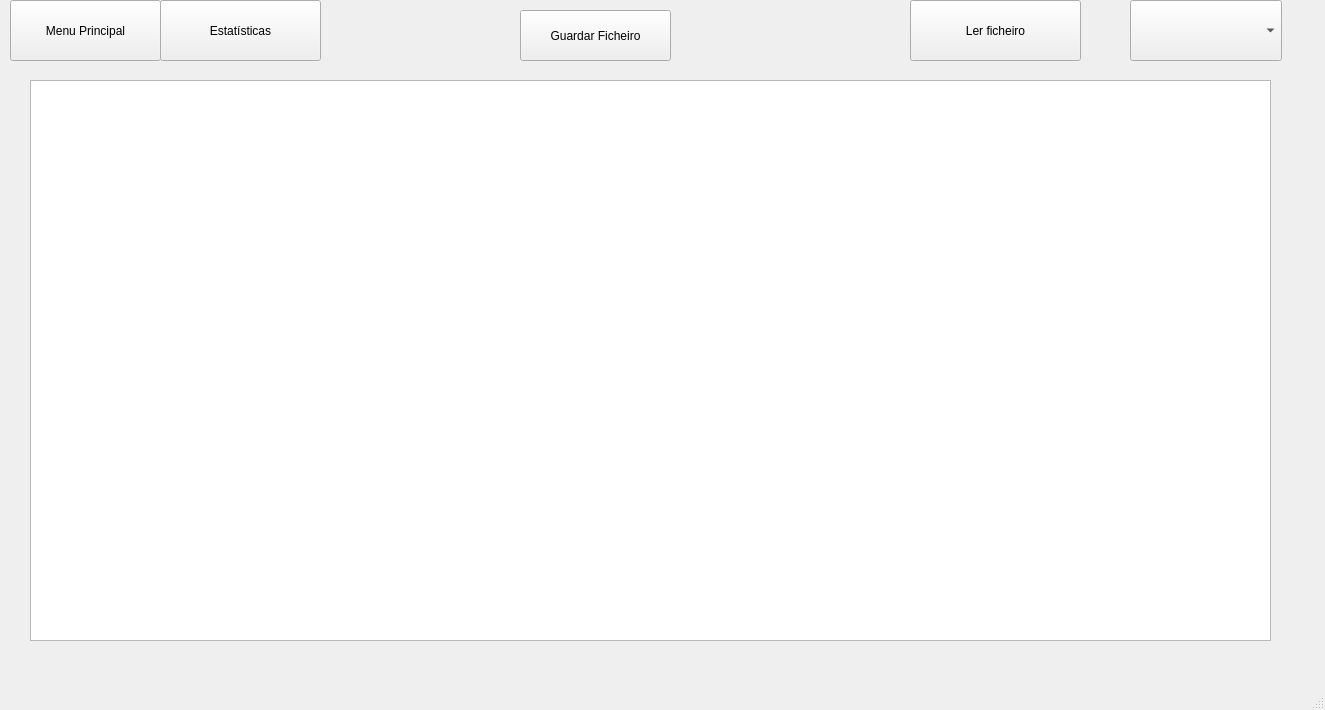
This is FSIPLeiria/mainwindow.ui in tatianascgil/Projeto_Informatico_Formula_Student_Barramento_CAN as Qt 5 draws it before an edit. The edited form follows.
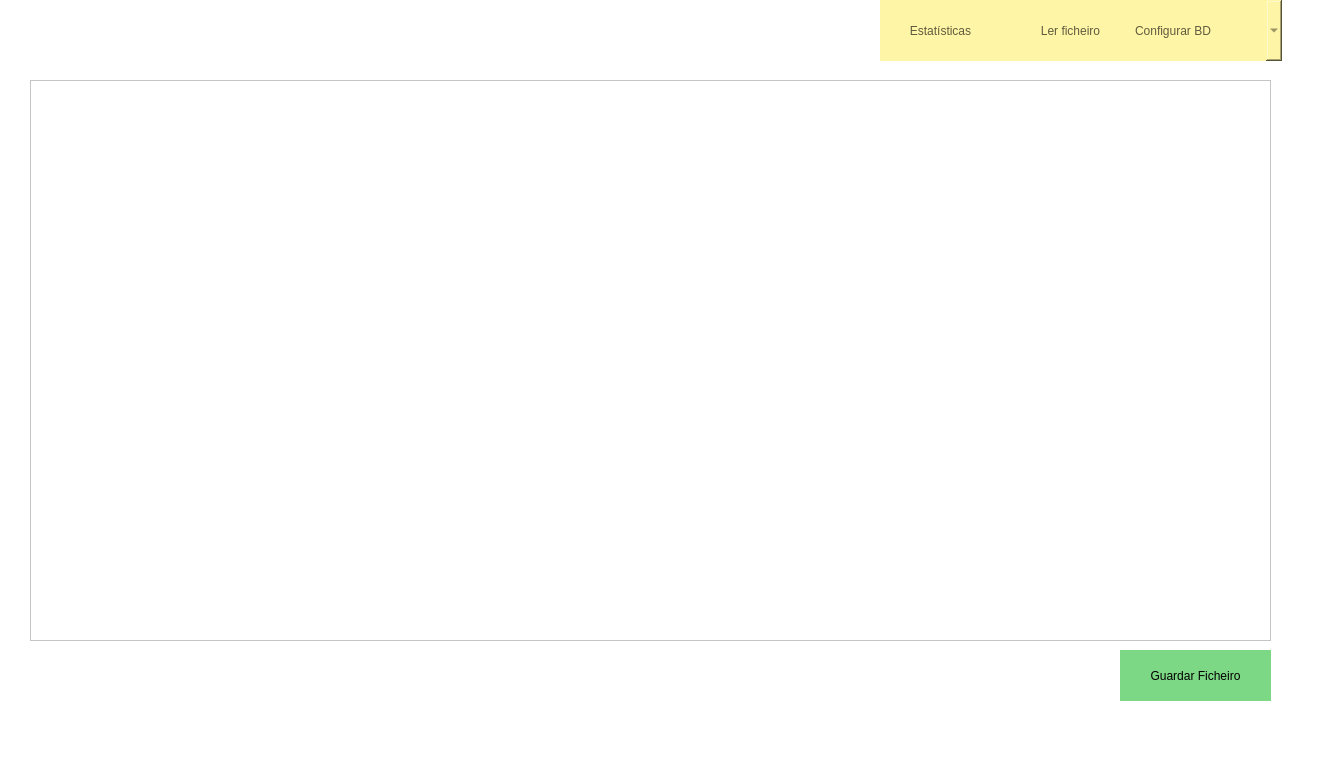
This is the edited form.

The edit to the form file:
```diff
--- a/FSIPLeiria/mainwindow.ui
+++ b/FSIPLeiria/mainwindow.ui
@@ -6,61 +6,80 @@
    <rect>
     <x>0</x>
     <y>0</y>
-    <width>1325</width>
-    <height>710</height>
+    <width>1331</width>
+    <height>758</height>
    </rect>
   </property>
   <property name="cursor">
    <cursorShape>ArrowCursor</cursorShape>
   </property>
   <property name="windowTitle">
-   <string>MainWindow</string>
+   <string>FSLeiria</string>
+  </property>
+  <property name="styleSheet">
+   <string notr="true">background:white</string>
   </property>
   <widget class="QWidget" name="centralwidget">
    <widget class="QPushButton" name="btnReadFile">
     <property name="geometry">
      <rect>
-      <x>910</x>
+      <x>1000</x>
       <y>0</y>
-      <width>171</width>
+      <width>141</width>
       <height>61</height>
      </rect>
     </property>
     <property name="cursor">
      <cursorShape>PointingHandCursor</cursorShape>
     </property>
+    <property name="styleSheet">
+     <string notr="true">QPushButton{
+	background-color:rgb(255, 245, 166);
+	border:none;
+	color:rgb(95, 91, 61);
+	border -bottom: 5px solid rgb(162, 155, 105)
+}
+QPushButton:hover{
+	background-color:rgb(229, 217, 150);
+	border-bottom: 5px solid rgb(162, 155, 105)
+}
+QPushButton:pressed {
+	background-color:rgb(255, 242, 165);
+	border-bottom: 5px solid rgb(162, 155, 105)
+}</string>
+    </property>
     <property name="text">
      <string>Ler ficheiro</string>
     </property>
    </widget>
-   <widget class="QPushButton" name="btnMenu">
-    <property name="geometry">
-     <rect>
-      <x>10</x>
-      <y>0</y>
-      <width>151</width>
-      <height>61</height>
-     </rect>
-    </property>
-    <property name="cursor">
-     <cursorShape>PointingHandCursor</cursorShape>
-    </property>
-    <property name="text">
-     <string>Menu Principal</string>
-    </property>
-   </widget>
    <widget class="QPushButton" name="btnStat">
     <property name="geometry">
      <rect>
-      <x>160</x>
+      <x>880</x>
       <y>0</y>
-      <width>161</width>
+      <width>121</width>
       <height>61</height>
      </rect>
     </property>
     <property name="cursor">
      <cursorShape>PointingHandCursor</cursorShape>
     </property>
+    <property name="styleSheet">
+     <string notr="true">QPushButton{
+	background-color:rgb(255, 245, 166);
+	border:none;
+	color:rgb(95, 91, 61);
+	border -bottom: 5px solid rgb(162, 155, 105)
+}
+QPushButton:hover{
+	background-color:rgb(229, 217, 150);
+	border-bottom: 5px solid rgb(162, 155, 105)
+}
+QPushButton:pressed {
+	background-color:rgb(255, 242, 165);
+	border-bottom: 5px solid rgb(162, 155, 105)
+}</string>
+    </property>
     <property name="text">
      <string>Estatísticas</string>
     </property>
@@ -78,21 +97,32 @@
      <cursorShape>PointingHandCursor</cursorShape>
     </property>
     <property name="styleSheet">
-     <string notr="true">Qbuton{
-text-align:center}</string>
+     <string notr="true">
+	background-color:rgb(255, 245, 166);
+	border:none;
+	color:rgb(95, 91, 61);
+	border -left: 1px solid rgb(162, 155, 105);
+	border -right: 1px solid rgb(162, 155, 105);
+	border -bottom: 5px solid rgb(162, 155, 105);</string>
+    </property>
+    <property name="currentText">
+     <string>Configurar BD</string>
     </property>
     <property name="currentIndex">
-     <number>-1</number>
+     <number>0</number>
+    </property>
+    <property name="maxCount">
+     <number>2147483634</number>
     </property>
     <property name="placeholderText">
-     <string>          Criar Ficheiro</string>
+     <string>Configurar</string>
     </property>
     <property name="duplicatesEnabled">
      <bool>true</bool>
     </property>
     <item>
      <property name="text">
-      <string>Criar Modulo</string>
+      <string>Configurar BD</string>
      </property>
     </item>
     <item>
@@ -117,8 +147,8 @@
     </property>
     <property name="geometry">
      <rect>
-      <x>520</x>
-      <y>10</y>
+      <x>1120</x>
+      <y>650</y>
       <width>151</width>
       <height>51</height>
      </rect>
@@ -126,6 +156,25 @@
     <property name="cursor">
      <cursorShape>PointingHandCursor</cursorShape>
     </property>
+    <property name="styleSheet">
+     <string notr="true">QPushButton{
+	background-color:rgb(125, 216, 133);
+	border:none;
+	color:black;
+}
+QPushButton:hover{
+	background-color:rgb(99, 171, 105);
+	border-left: 1px solid rgb(75, 130, 80);
+	border-right: 1px solid rgb(75, 130, 80);
+	border-bottom: 5px solid rgb(75, 130, 80);
+}
+QPushButton:pressed {
+	background-color:rgb(125, 220, 145);
+	border-left: 1px solid rgb(75, 130, 80);
+	border-right: 1px solid rgb(75, 130, 80);
+	border-bottom: 5px solid rgb(75, 130, 80);
+}</string>
+    </property>
     <property name="text">
      <string>Guardar Ficheiro</string>
     </property>
```
Left out of the diff: 4 changed lines with no effect on the pictures.
